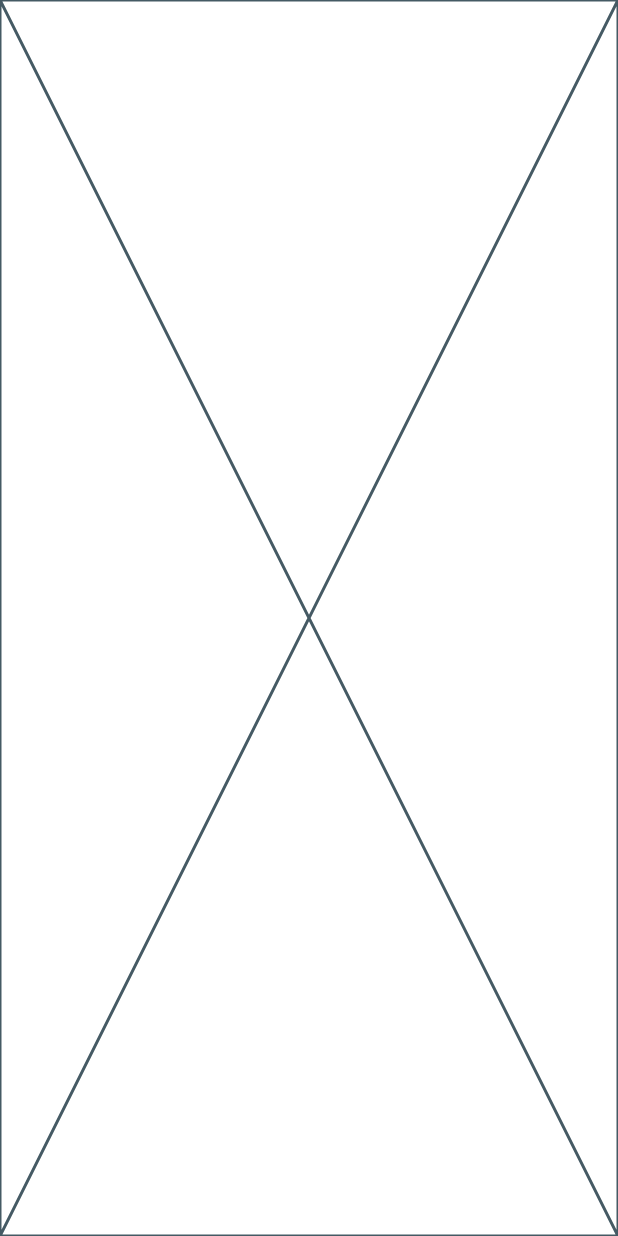
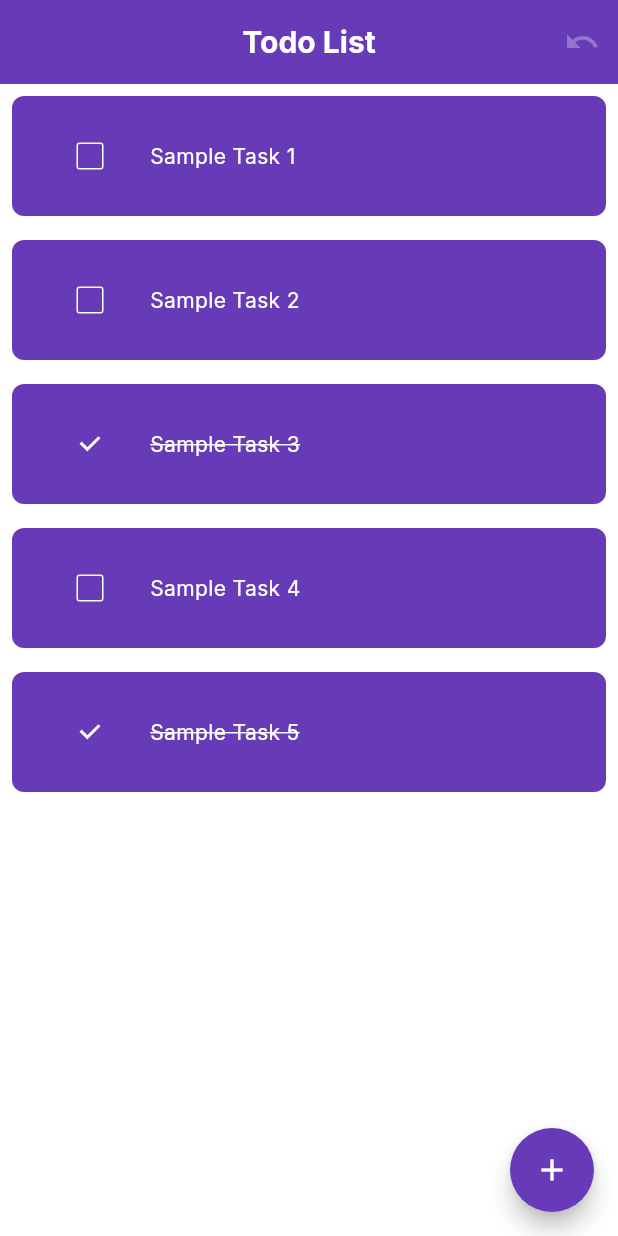
Before and after one commit to kasutu/todo_app, a Flutter app: the screen it shows after launch, on a phone screen of 412 x 824 dp. Run offline on Flutter 3.47's test engine with Material 3 defaults, Android fonts, the phone set to English and light mode, and no system bars; drawn by our look-alikes of flutter_slidable; our stand-ins replace google_fonts.

Commit message:
working prototype

```diff
--- /dev/null
+++ b/lib/database/cache.dart
@@ -0,0 +1,24 @@
+import 'package:todo_app/models/task_model.dart';
+
+class TaskModelCache {
+  static const int _capacity = 100; // Set a default capacity
+  static final List<TaskModel> _cache = [];
+
+  static void add(TaskModel task) {
+    if (_cache.length >= _capacity) {
+      _cache.removeAt(0);
+    }
+    _cache.add(task);
+  }
+
+  static TaskModel? pop() {
+    if (_cache.isNotEmpty) {
+      return _cache.removeLast();
+    }
+    return null;
+  }
+
+  static bool isEmpty() {
+    return _cache.isEmpty;
+  }
+}
--- a/lib/main.dart
+++ b/lib/main.dart
@@ -1,4 +1,6 @@
 import 'package:flutter/material.dart';
+import 'package:google_fonts/google_fonts.dart';
+import 'package:todo_app/pages/home_page.dart';
 
 void main() {
   runApp(const TodoApp());
@@ -6,9 +8,43 @@ void main() {
 
 class TodoApp extends StatelessWidget {
   const TodoApp({super.key});
+  final TextStyle _baseTextStyle = const TextStyle(color: Colors.white);
 
   @override
   Widget build(BuildContext context) {
-    return const Placeholder();
+    return MaterialApp(
+      theme: ThemeData(
+        colorScheme: ColorScheme.fromSwatch(
+          primarySwatch: Colors.deepPurple,
+          backgroundColor: Colors.white,
+        ).copyWith(
+          secondary: Colors.white,
+          shadow: Colors.deepPurple[300],
+        ),
+        textTheme: TextTheme(
+          displayLarge: GoogleFonts.inter(
+            fontSize: 30,
+            fontWeight: FontWeight.bold,
+            textStyle: _baseTextStyle,
+          ),
+          titleLarge: GoogleFonts.inter(
+            fontSize: 20,
+            textStyle: _baseTextStyle,
+            fontWeight: FontWeight.bold,
+          ),
+          bodyMedium: GoogleFonts.inter(
+            textStyle: _baseTextStyle,
+          ),
+          bodySmall: GoogleFonts.inter(
+            textStyle: _baseTextStyle,
+          ),
+          displaySmall: GoogleFonts.inter(
+            textStyle: _baseTextStyle,
+          ),
+        ),
+      ),
+      home: const HomePage(),
+      debugShowCheckedModeBanner: false,
+    );
   }
 }
--- /dev/null
+++ b/lib/models/task_model.dart
@@ -0,0 +1,32 @@
+class TaskModel {
+  final String id;
+  final String title;
+  bool isDone;
+  bool isArchived;
+
+  TaskModel({
+    required this.id,
+    required this.title,
+    this.isDone = false,
+    this.isArchived = false,
+  });
+
+  TaskModel copyWith({
+    String? id,
+    String? title,
+    bool? isDone,
+    bool? archived,
+  }) {
+    return TaskModel(
+      id: id ?? this.id,
+      title: title ?? this.title,
+      isDone: isDone ?? this.isDone,
+      isArchived: archived ?? isArchived,
+    );
+  }
+
+  @override
+  String toString() {
+    return 'TaskModel{id: $id, title: $title, isDone: $isDone, isArchived: $isArchived}';
+  }
+}
--- /dev/null
+++ b/lib/pages/home_page.dart
@@ -0,0 +1,99 @@
+import 'package:flutter/material.dart';
+import 'package:todo_app/database/cache.dart';
+import 'package:todo_app/models/task_model.dart';
+import 'package:todo_app/widgets/input_bottom_sheet.dart';
+import 'package:todo_app/widgets/todo_tile.dart';
+import 'package:uuid/uuid.dart';
+
+class HomePage extends StatefulWidget {
+  const HomePage({super.key});
+
+  @override
+  State<HomePage> createState() => _HomePageState();
+}
+
+class _HomePageState extends State<HomePage> {
+  List<TaskModel> tasks = [
+    TaskModel(title: 'Sample Task 1', id: '1', isDone: false),
+    TaskModel(title: 'Sample Task 2', id: '2', isDone: false),
+    TaskModel(title: 'Sample Task 3', id: '3', isDone: true),
+    TaskModel(title: 'Sample Task 4', id: '4', isDone: false),
+    TaskModel(title: 'Sample Task 5', id: '5', isDone: true),
+  ];
+
+  void handleDelete(String taskId) {
+    setState(() {
+      TaskModel task = tasks.firstWhere((task) => task.id == taskId);
+      task.isArchived = true;
+      TaskModelCache.add(task);
+    });
+  }
+
+  void handleUndo() {
+    setState(() {
+      final TaskModel? prevTask = TaskModelCache.pop();
+      if (prevTask != null) {
+        prevTask.isArchived = false;
+        int index = tasks.indexWhere((task) => task.id == prevTask.id);
+        if (index != -1) {
+          tasks[index] = prevTask;
+        }
+      }
+    });
+  }
+
+  void handleCheckboxChanged(String taskId) {
+    setState(() {
+      TaskModel task = tasks.firstWhere((task) => task.id == taskId);
+      task.isDone = !task.isDone;
+    });
+  }
+
+  void addTask(String title) {
+    setState(() {
+      tasks.add(TaskModel(
+        title: title,
+        id: const Uuid().v4(),
+        isDone: false,
+      ));
+    });
+  }
+
+  @override
+  Widget build(BuildContext context) {
+    return Scaffold(
+      appBar: AppBar(
+        backgroundColor: Theme.of(context).colorScheme.primary,
+        title: Text('Todo List', style: Theme.of(context).textTheme.titleLarge),
+        elevation: 0,
+        centerTitle: true,
+        actions: [
+          IconButton(
+            onPressed: TaskModelCache.isEmpty() ? null : handleUndo,
+            icon: const Icon(Icons.undo),
+            disabledColor: Theme.of(context).colorScheme.shadow,
+          ),
+        ],
+        actionsIconTheme: const IconThemeData(color: Colors.white),
+      ),
+      body: ListView.builder(
+        itemCount: tasks.length,
+        itemBuilder: (context, index) {
+          final TaskModel currentTask = tasks[index];
+          return currentTask.isArchived
+              ? const SizedBox.shrink()
+              : TodoTile(
+                  task: currentTask,
+                  onDelete: handleDelete,
+                  onChecked: handleCheckboxChanged,
+                );
+        },
+      ),
+      floatingActionButton: FloatingActionButton(
+        onPressed: () => showAddTaskSheet(context, addTask),
+        shape: RoundedRectangleBorder(borderRadius: BorderRadius.circular(100)),
+        child: const Icon(Icons.add),
+      ),
+    );
+  }
+}
--- /dev/null
+++ b/lib/widgets/todo_tile.dart
@@ -0,0 +1,81 @@
+import 'package:flutter/material.dart';
+import 'package:flutter_slidable/flutter_slidable.dart';
+import 'package:todo_app/models/task_model.dart';
+
+class TodoTile extends StatefulWidget {
+  final TaskModel task;
+  final ValueChanged<String> onDelete;
+  final ValueChanged<String> onChecked;
+
+  const TodoTile({
+    super.key,
+    required this.task,
+    required this.onDelete,
+    required this.onChecked,
+  });
+
+  @override
+  TodoTileState createState() => TodoTileState();
+}
+
+class TodoTileState extends State<TodoTile> {
+  late bool _isChecked;
+
+  @override
+  void initState() {
+    super.initState();
+    _isChecked = widget.task.isDone;
+  }
+
+  void _onCheckboxChanged(bool? value) {
+    setState(() {
+      _isChecked = value ?? false;
+      final updatedTask = widget.task.copyWith(isDone: _isChecked);
+      widget.onChecked(updatedTask.id);
+    });
+  }
+
+  @override
+  Widget build(BuildContext context) {
+    final theme = Theme.of(context);
+    final colorScheme = theme.colorScheme;
+
+    return Padding(
+      padding: const EdgeInsets.all(8),
+      child: Slidable(
+        endActionPane: ActionPane(
+          motion: const StretchMotion(),
+          children: [
+            SlidableAction(
+              onPressed: (_) => widget.onDelete(widget.task.id),
+              icon: Icons.delete,
+            ),
+          ],
+        ),
+        child: Container(
+          padding: const EdgeInsets.all(12),
+          decoration: BoxDecoration(
+            color: colorScheme.primary,
+            borderRadius: BorderRadius.circular(8),
+          ),
+          child: ListTile(
+            leading: Checkbox(
+              side: BorderSide(color: colorScheme.secondary),
+              value: _isChecked,
+              onChanged: _onCheckboxChanged,
+            ),
+            title: Text(
+              widget.task.title,
+              style: theme.textTheme.bodyMedium?.copyWith(
+                decoration: _isChecked
+                    ? TextDecoration.lineThrough
+                    : TextDecoration.none,
+                decorationColor: colorScheme.secondary,
+              ),
+            ),
+          ),
+        ),
+      ),
+    );
+  }
+}
```
Also changed, not shown: lib/widgets/input_bottom_sheet.dart (added, +73 -0 lines), pubspec.yaml (+6 -1 lines), pubspec.lock, 2 other files.
